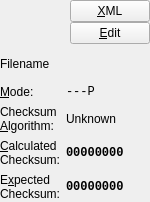
First picture: the form in src/mcrecover/widgets/FileView.ui, repository GerbilSoft/mcrecover, before the edit.
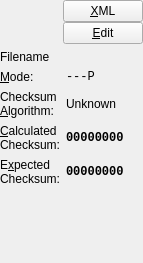
Second picture: the form after the edit.

Commit message:
[mcrecover] CardView, FileView: Clean up alignment issues.
CardView: Added a vertical spacer below tableSelect. I probably had one
here before, and then removed it because the other alignment settings
should've fixed stuff, but it clearly didn't.

Patch:
```diff
--- a/src/mcrecover/widgets/FileView.ui
+++ b/src/mcrecover/widgets/FileView.ui
@@ -6,8 +6,8 @@
    <rect>
     <x>0</x>
     <y>0</y>
-    <width>150</width>
-    <height>202</height>
+    <width>143</width>
+    <height>263</height>
    </rect>
   </property>
   <layout class="QFormLayout" name="formLayout">
@@ -78,7 +78,7 @@
    <item row="1" column="0" colspan="2">
     <widget class="QLabel" name="lblFilename">
      <property name="sizePolicy">
-      <sizepolicy hsizetype="MinimumExpanding" vsizetype="MinimumExpanding">
+      <sizepolicy hsizetype="MinimumExpanding" vsizetype="Minimum">
        <horstretch>0</horstretch>
        <verstretch>0</verstretch>
       </sizepolicy>
@@ -99,6 +99,12 @@
    </item>
    <item row="2" column="0">
     <widget class="QLabel" name="lblModeTitle">
+     <property name="sizePolicy">
+      <sizepolicy hsizetype="Preferred" vsizetype="Minimum">
+       <horstretch>0</horstretch>
+       <verstretch>0</verstretch>
+      </sizepolicy>
+     </property>
      <property name="text">
       <string extracomment="File permissions. (Known as &quot;mode&quot; on Unix systems.)">&amp;Mode:</string>
      </property>
@@ -112,6 +118,12 @@
    </item>
    <item row="2" column="1">
     <widget class="QLabel" name="lblMode">
+     <property name="sizePolicy">
+      <sizepolicy hsizetype="Preferred" vsizetype="Minimum">
+       <horstretch>0</horstretch>
+       <verstretch>0</verstretch>
+      </sizepolicy>
+     </property>
      <property name="font">
       <font>
        <family>Monospace</family>
@@ -130,6 +142,12 @@
    </item>
    <item row="3" column="0">
     <widget class="QLabel" name="lblChecksumAlgorithmTitle">
+     <property name="sizePolicy">
+      <sizepolicy hsizetype="Preferred" vsizetype="Minimum">
+       <horstretch>0</horstretch>
+       <verstretch>0</verstretch>
+      </sizepolicy>
+     </property>
      <property name="text">
       <string>Checksum
 &amp;Algorithm:</string>
@@ -137,6 +155,9 @@
      <property name="textFormat">
       <enum>Qt::PlainText</enum>
      </property>
+     <property name="alignment">
+      <set>Qt::AlignLeading|Qt::AlignLeft|Qt::AlignTop</set>
+     </property>
      <property name="wordWrap">
       <bool>true</bool>
      </property>
@@ -148,7 +169,7 @@
    <item row="3" column="1">
     <widget class="QLabel" name="lblChecksumAlgorithm">
      <property name="sizePolicy">
-      <sizepolicy hsizetype="MinimumExpanding" vsizetype="Preferred">
+      <sizepolicy hsizetype="MinimumExpanding" vsizetype="Minimum">
        <horstretch>0</horstretch>
        <verstretch>0</verstretch>
       </sizepolicy>
@@ -169,6 +190,12 @@
    </item>
    <item row="4" column="0">
     <widget class="QLabel" name="lblChecksumActualTitle">
+     <property name="sizePolicy">
+      <sizepolicy hsizetype="Preferred" vsizetype="Minimum">
+       <horstretch>0</horstretch>
+       <verstretch>0</verstretch>
+      </sizepolicy>
+     </property>
      <property name="text">
       <string>&amp;Calculated
 Checksum:</string>
@@ -190,7 +217,7 @@
    <item row="4" column="1">
     <widget class="QLabel" name="lblChecksumActual">
      <property name="sizePolicy">
-      <sizepolicy hsizetype="MinimumExpanding" vsizetype="MinimumExpanding">
+      <sizepolicy hsizetype="MinimumExpanding" vsizetype="Minimum">
        <horstretch>0</horstretch>
        <verstretch>0</verstretch>
       </sizepolicy>
@@ -215,6 +242,12 @@
    </item>
    <item row="5" column="0">
     <widget class="QLabel" name="lblChecksumExpectedTitle">
+     <property name="sizePolicy">
+      <sizepolicy hsizetype="Preferred" vsizetype="Minimum">
+       <horstretch>0</horstretch>
+       <verstretch>0</verstretch>
+      </sizepolicy>
+     </property>
      <property name="text">
       <string>E&amp;xpected
 Checksum:</string>
@@ -239,7 +272,7 @@
    <item row="5" column="1">
     <widget class="QLabel" name="lblChecksumExpected">
      <property name="sizePolicy">
-      <sizepolicy hsizetype="MinimumExpanding" vsizetype="MinimumExpanding">
+      <sizepolicy hsizetype="MinimumExpanding" vsizetype="Minimum">
        <horstretch>0</horstretch>
        <verstretch>0</verstretch>
       </sizepolicy>
```
Left out of the diff: 22 changed lines with no effect on the pictures. The commit also changes 1 other file.
